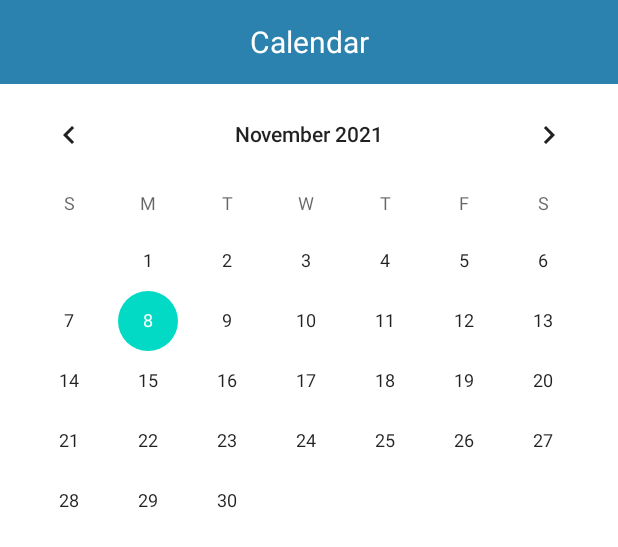
After one commit to danielKim614/Amgibbang, an Android app: the layout activity_calendar.xml on its own in the app's theme, with its tools: preview values and no code run, on a phone screen of 412 x 824 dp. The commit adds this screen. Shown: the top 547 px of the screen. Run offline under Robolectric (Android 15) with nearby library versions, the phone set to English and light mode, and no system bars.

Commit message:
calendar 추가

```diff
--- /dev/null
+++ b/app/src/main/res/layout/activity_calendar.xml
@@ -0,0 +1,18 @@
+<?xml version="1.0" encoding="utf-8"?>
+<LinearLayout xmlns:android="http://schemas.android.com/apk/res/android"
+    xmlns:app="http://schemas.android.com/apk/res-auto"
+    xmlns:tools="http://schemas.android.com/tools"
+    android:layout_width="match_parent"
+    android:layout_height="match_parent"
+    android:orientation="vertical"
+    tools:context=".CalendarActivity">
+
+    <include
+        layout="@layout/calendar_toolbar"
+        android:id="@+id/calendar_toolbar"/>
+
+    <CalendarView
+        android:id="@+id/calendar_calendar_view"
+        android:layout_width="match_parent"
+        android:layout_height="wrap_content"/>
+</LinearLayout>
--- /dev/null
+++ b/app/src/main/res/layout/calendar_toolbar.xml
@@ -0,0 +1,20 @@
+<?xml version="1.0" encoding="utf-8"?>
+<androidx.appcompat.widget.Toolbar xmlns:android="http://schemas.android.com/apk/res/android"
+    xmlns:app="http://schemas.android.com/apk/res-auto"
+    android:id="@+id/calendar_toolbar"
+    android:layout_width="match_parent"
+    android:layout_height="wrap_content"
+    android:background="?attr/colorPrimary"
+    android:theme="@style/ThemeOverlay.AppCompat.ActionBar"
+    app:popupTheme="@style/ThemeOverlay.AppCompat.Light">
+
+    <TextView
+        android:id="@+id/calendar_toolbar_text"
+        android:layout_width="wrap_content"
+        android:layout_height="wrap_content"
+        android:text="Calendar"
+        android:textColor="?attr/colorOnPrimary"
+        android:layout_gravity="center"
+        android:textSize="20sp" />
+
+</androidx.appcompat.widget.Toolbar>
```
Also changed, not shown: app/src/main/AndroidManifest.xml (+9 -0 lines), app/src/main/java/com/cookandroid/amgibbang/CalendarActivity.java (added, +33 -0 lines), app/src/main/java/com/cookandroid/amgibbang/WordActivity.java (+14 -1 lines), app/src/main/res/layout/activity_word.xml (+6 -2 lines).
